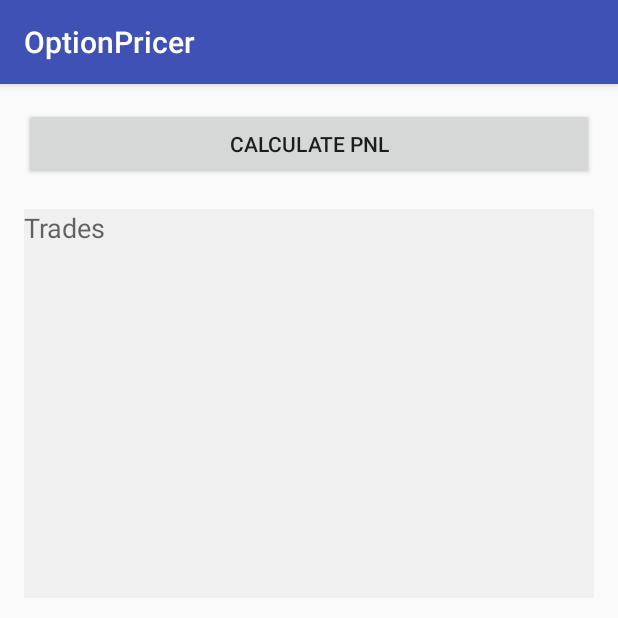
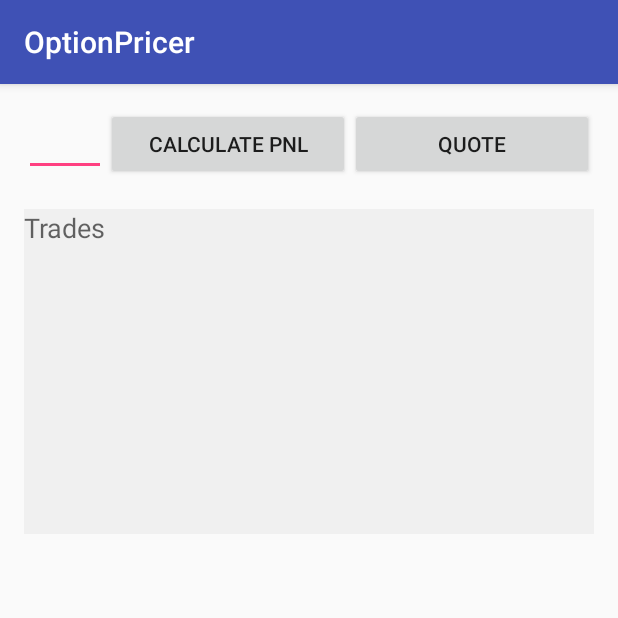
Before and after one commit to saivenky/option-pricing-android, an Android app: the screen it shows after launch (MainActivity), on a phone screen of 412 x 824 dp, the top half of it. Run offline under Robolectric (Android 15) with nearby library versions, the phone set to English and light mode, and no system bars.

Commit message:
Get quotes for option prices and change trade input format

```diff
--- a/app/src/main/java/saivenky/trading/TradeSetReader.java
+++ b/app/src/main/java/saivenky/trading/TradeSetReader.java
@@ -7,6 +7,7 @@ import java.io.IOException;
 import java.io.Reader;
 
 import saivenky.data.OptionChain;
+import saivenky.data.OptionChainRetriever;
 
 public class TradeSetReader {
     public TradeSet create(Reader reader) throws IOException {
@@ -43,6 +44,6 @@ public class TradeSetReader {
         optionChain.getData("2016-12-30");
 
         System.out.println(ts.describePnL());
-        System.out.println(ts.describeTheo());
+        System.out.println(ts.describeTheo(OptionChainRetriever.DEFAULT.underlying));
     }
 }
--- a/app/src/main/res/layout/activity_main.xml
+++ b/app/src/main/res/layout/activity_main.xml
@@ -14,11 +14,29 @@
         android:layout_width="match_parent"
         android:layout_height="wrap_content"
         android:orientation="vertical">
-        <Button
-            android:id="@+id/pnl_button"
+        <LinearLayout
             android:layout_width="match_parent"
             android:layout_height="wrap_content"
-            android:text="Calculate PnL"/>
+            android:orientation="horizontal">
+            <EditText
+                android:id="@+id/underlying"
+                android:layout_width="match_parent"
+                android:layout_height="wrap_content"
+                android:layout_weight="3"
+                android:inputType="numberDecimal"/>
+            <Button
+                android:id="@+id/pnl_button"
+                android:layout_width="match_parent"
+                android:layout_height="wrap_content"
+                android:layout_weight="2"
+                android:text="Calculate PnL"/>
+            <Button
+                android:id="@+id/quote_button"
+                android:layout_width="match_parent"
+                android:layout_height="wrap_content"
+                android:layout_weight="2"
+                android:text="Quote"/>
+        </LinearLayout>
         <TextView
             android:id="@+id/pnl_view"
             android:layout_width="match_parent"
@@ -29,8 +47,8 @@
             android:layout_width="match_parent"
             android:layout_height="wrap_content"
             android:gravity="top"
-            android:lines="12"
-            android:background="#f0f0f0"
-            android:inputType="textMultiLine|textNoSuggestions|textCapCharacters"/>
+            android:inputType="textMultiLine|textNoSuggestions|textCapCharacters"
+            android:lines="10"
+            android:background="#f0f0f0" />
     </LinearLayout>
 </ScrollView>
```
Also changed, not shown: app/src/main/java/saivenky/data/Option.java (+4 -3 lines), app/src/main/java/saivenky/optionpricer/MainActivity.java (+66 -18 lines), app/src/main/java/saivenky/trading/OptionTrade.java (+8 -2 lines), app/src/main/java/saivenky/trading/TradeSet.java (+22 -5 lines).
